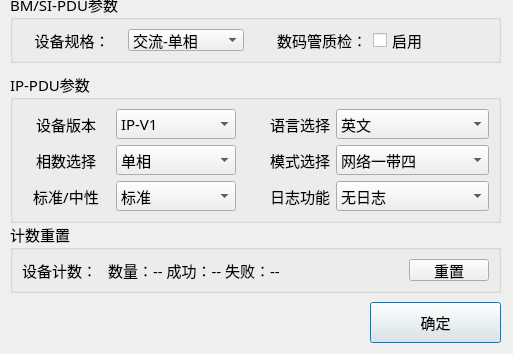
The window that MonitorPduTool/home/home_setdlg.ui (ChinaClever/PDU-MonitorTool) describes before a commit, drawn with Qt 5; both pictures show x 0 to 513 and y 228 to 582 of the 513 by 582 pixel window.
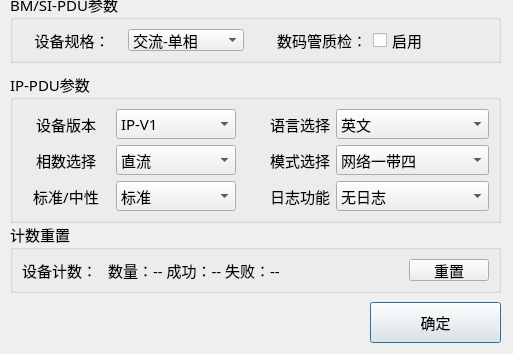
The same window after the commit.

What changed in the file:
```diff
--- a/MonitorPduTool/home/home_setdlg.ui
+++ b/MonitorPduTool/home/home_setdlg.ui
@@ -656,6 +656,11 @@
         <height>30</height>
        </size>
       </property>
+      <item>
+       <property name="text">
+        <string>直流</string>
+       </property>
+      </item>
       <item>
        <property name="text">
         <string>单相</string>
```
Left out of the diff: 2 changed lines with no effect on the pictures.
